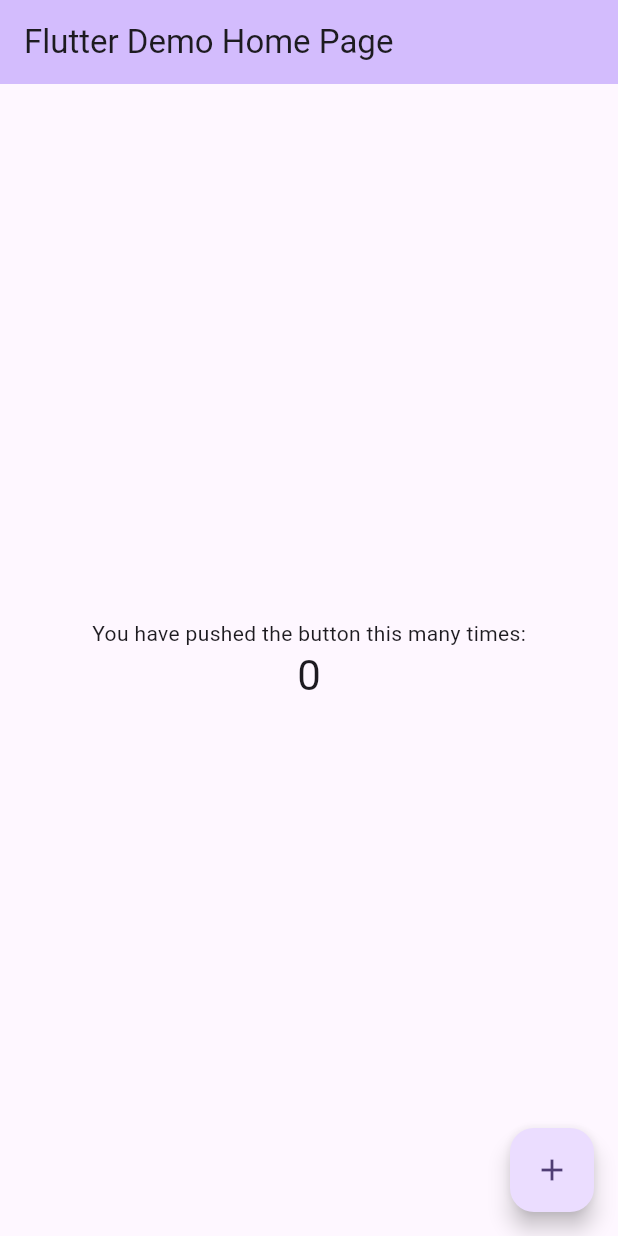
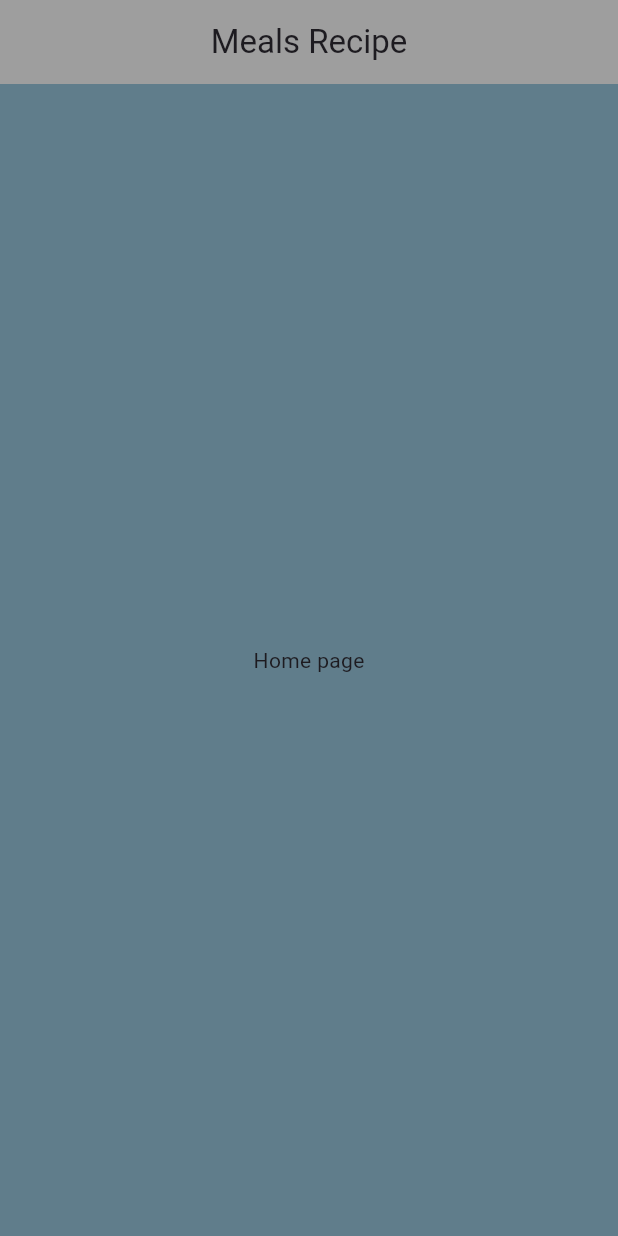
Before and after one commit to asadullah43/meals_app, a Flutter app: the screen it shows after launch, on a phone screen of 412 x 824 dp. Run offline on Flutter 3.47's test engine with Material 3 defaults, Android fonts, the phone set to English and light mode, and no system bars.

Commit message:
project setup

```diff
--- /dev/null
+++ b/lib/categories_screen.dart
@@ -0,0 +1,10 @@
+import 'package:flutter/material.dart';
+
+class CategoriesScreen extends StatelessWidget {
+  const CategoriesScreen({super.key});
+
+  @override
+  Widget build(BuildContext context) {
+    return Container();
+  }
+}
--- a/lib/main.dart
+++ b/lib/main.dart
@@ -11,115 +11,34 @@ class MyApp extends StatelessWidget {
   @override
   Widget build(BuildContext context) {
     return MaterialApp(
-      title: 'Flutter Demo',
+      title: 'Meals App',
       theme: ThemeData(
-        // This is the theme of your application.
-        //
-        // TRY THIS: Try running your application with "flutter run". You'll see
-        // the application has a purple toolbar. Then, without quitting the app,
-        // try changing the seedColor in the colorScheme below to Colors.green
-        // and then invoke "hot reload" (save your changes or press the "hot
-        // reload" button in a Flutter-supported IDE, or press "r" if you used
-        // the command line to start the app).
-        //
-        // Notice that the counter didn't reset back to zero; the application
-        // state is not lost during the reload. To reset the state, use hot
-        // restart instead.
-        //
-        // This works for code too, not just values: Most code changes can be
-        // tested with just a hot reload.
         colorScheme: ColorScheme.fromSeed(seedColor: Colors.deepPurple),
         useMaterial3: true,
       ),
-      home: const MyHomePage(title: 'Flutter Demo Home Page'),
+      home: const MyHomePage(),
     );
   }
 }
 
 class MyHomePage extends StatefulWidget {
-  const MyHomePage({super.key, required this.title});
-
-  // This widget is the home page of your application. It is stateful, meaning
-  // that it has a State object (defined below) that contains fields that affect
-  // how it looks.
-
-  // This class is the configuration for the state. It holds the values (in this
-  // case the title) provided by the parent (in this case the App widget) and
-  // used by the build method of the State. Fields in a Widget subclass are
-  // always marked "final".
-
-  final String title;
+  const MyHomePage({super.key});
 
   @override
   State<MyHomePage> createState() => _MyHomePageState();
 }
 
 class _MyHomePageState extends State<MyHomePage> {
-  int _counter = 0;
-
-  void _incrementCounter() {
-    setState(() {
-      // This call to setState tells the Flutter framework that something has
-      // changed in this State, which causes it to rerun the build method below
-      // so that the display can reflect the updated values. If we changed
-      // _counter without calling setState(), then the build method would not be
-      // called again, and so nothing would appear to happen.
-      _counter++;
-    });
-  }
-
   @override
   Widget build(BuildContext context) {
-    // This method is rerun every time setState is called, for instance as done
-    // by the _incrementCounter method above.
-    //
-    // The Flutter framework has been optimized to make rerunning build methods
-    // fast, so that you can just rebuild anything that needs updating rather
-    // than having to individually change instances of widgets.
     return Scaffold(
+      backgroundColor: Colors.blueGrey,
       appBar: AppBar(
-        // TRY THIS: Try changing the color here to a specific color (to
-        // Colors.amber, perhaps?) and trigger a hot reload to see the AppBar
-        // change color while the other colors stay the same.
-        backgroundColor: Theme.of(context).colorScheme.inversePrimary,
-        // Here we take the value from the MyHomePage object that was created by
-        // the App.build method, and use it to set our appbar title.
-        title: Text(widget.title),
+        title: const Text('Meals Recipe'),
+        centerTitle: true,
+        backgroundColor: Colors.grey,
       ),
-      body: Center(
-        // Center is a layout widget. It takes a single child and positions it
-        // in the middle of the parent.
-        child: Column(
-          // Column is also a layout widget. It takes a list of children and
-          // arranges them vertically. By default, it sizes itself to fit its
-          // children horizontally, and tries to be as tall as its parent.
-          //
-          // Column has various properties to control how it sizes itself and
-          // how it positions its children. Here we use mainAxisAlignment to
-          // center the children vertically; the main axis here is the vertical
-          // axis because Columns are vertical (the cross axis would be
-          // horizontal).
-          //
-          // TRY THIS: Invoke "debug painting" (choose the "Toggle Debug Paint"
-          // action in the IDE, or press "p" in the console), to see the
-          // wireframe for each widget.
-          mainAxisAlignment: MainAxisAlignment.center,
-          children: <Widget>[
-            const Text(
-              'You have pushed the button this many times:',
-            ),
-            Text(
-              '$_counter',
-              style: Theme.of(context).textTheme.headlineMedium,
-            ),
-          ],
-        ),
-      ),
-      floatingActionButton: FloatingActionButton(
-        onPressed: _incrementCounter,
-        tooltip: 'Increment',
-        child: const Icon(Icons.add),
-      ), // This trailing comma makes auto-formatting nicer for build methods.
+      body: const Center(child: Text('Home page')),
     );
   }
 }
```
